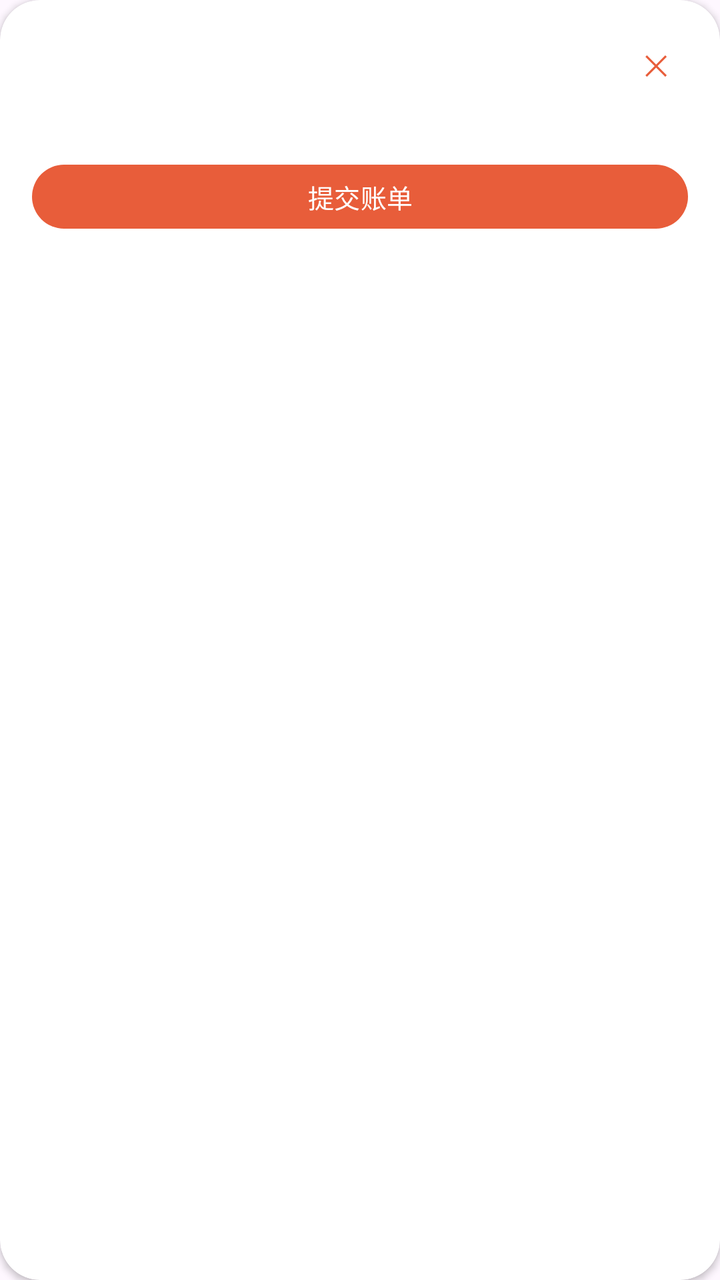
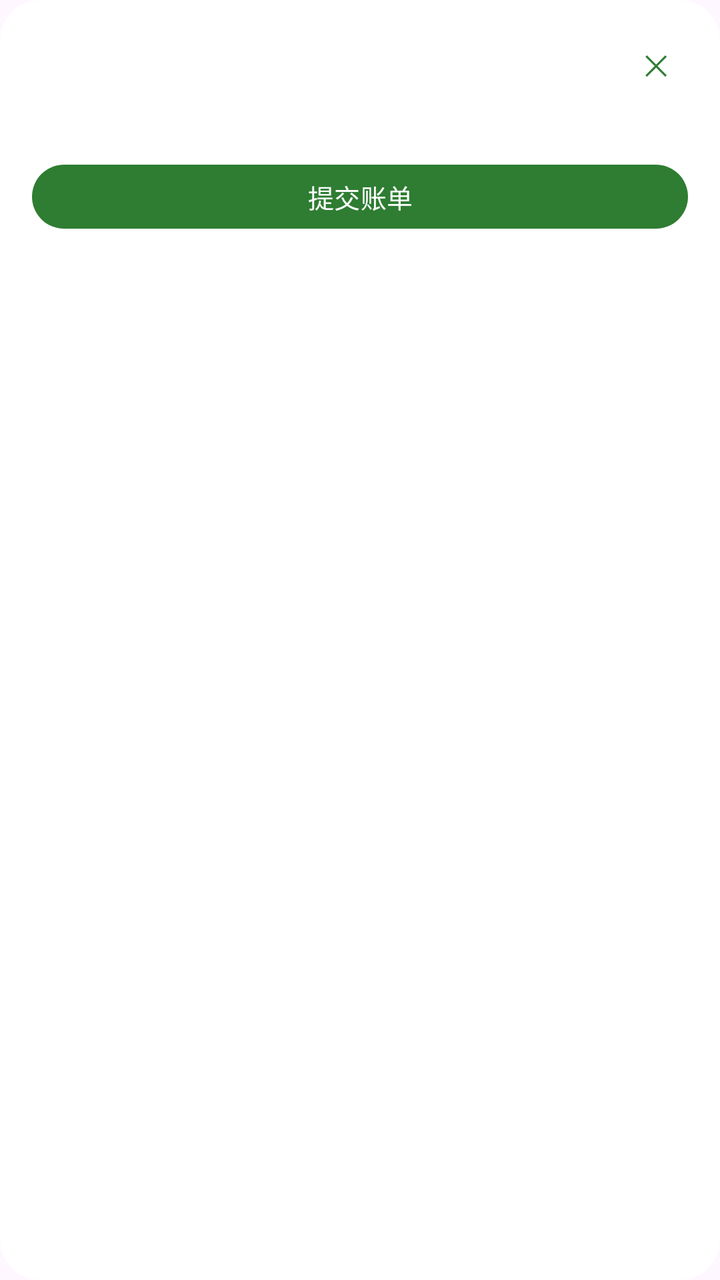

The first picture is an Android layout as it rendered before a commit; the second is the same layout after the commit. The layout source and the unified diff follow.
<!-- AndroidManifest.xml: application theme Theme.ClothingSI -->
<!-- res/layout/item_draft_bill.xml -->
<?xml version="1.0" encoding="utf-8"?>
<androidx.cardview.widget.CardView xmlns:android="http://schemas.android.com/apk/res/android"
    xmlns:app="http://schemas.android.com/apk/res-auto"
    android:layout_width="match_parent" android:layout_height="wrap_content"
    android:layout_marginBottom="12dp"
    app:cardCornerRadius="20dp" app:cardElevation="2dp">
    <LinearLayout android:layout_width="match_parent" android:layout_height="wrap_content"
        android:orientation="vertical" android:padding="16dp">
        <LinearLayout android:layout_width="match_parent" android:layout_height="wrap_content"
            android:orientation="horizontal" android:gravity="center_vertical">
            <TextView android:id="@+id/tv_draft_no" android:layout_width="0dp" android:layout_height="wrap_content"
                android:layout_weight="1" android:textSize="15dp" android:textStyle="bold" />
            <TextView android:id="@+id/btn_delete_draft" android:layout_width="32dp" android:layout_height="32dp"
                android:text="✕" android:textSize="14dp" android:textColor="#E85D3A"
                android:gravity="center" android:clickable="true" android:focusable="true" />
        </LinearLayout>
        <TextView android:id="@+id/tv_draft_info" android:layout_width="wrap_content" android:layout_height="wrap_content"
            android:textSize="12dp" android:textColor="#95A5A6" android:layout_marginTop="4dp" />
        <com.google.android.material.button.MaterialButton android:id="@+id/btn_submit_draft"
            android:layout_width="match_parent" android:layout_height="40dp" android:text="提交账单"
            android:textSize="13dp" app:cornerRadius="20dp" android:layout_marginTop="10dp" />
    </LinearLayout>
</androidx.cardview.widget.CardView>
<!-- resources referenced by this layout -->
<resources>
  <style name="Theme.ClothingSI" parent="Theme.Material3.Light.NoActionBar">
          <item name="colorPrimary">@color/primary</item>
          <item name="colorPrimaryDark">@color/primary_dark</item>
          <item name="colorAccent">@color/accent</item>
          <item name="android:statusBarColor">@color/primary_dark</item>
          <item name="android:navigationBarColor">@color/white</item>
      </style>
  <color name="primary">#E85D3A</color>
  <color name="primary_dark">#D35400</color>
  <color name="accent">#F4A460</color>
  <color name="white">#FFFFFF</color>
</resources>

<!-- the commit's change to res/layout/item_draft_bill.xml (unified diff, before → after) -->
@@ -3,7 +3,7 @@
     xmlns:app="http://schemas.android.com/apk/res-auto"
     android:layout_width="match_parent" android:layout_height="wrap_content"
     android:layout_marginBottom="12dp"
-    app:cardCornerRadius="20dp" app:cardElevation="2dp">
+    app:cardCornerRadius="20dp" app:cardElevation="0dp">
     <LinearLayout android:layout_width="match_parent" android:layout_height="wrap_content"
         android:orientation="vertical" android:padding="16dp">
         <LinearLayout android:layout_width="match_parent" android:layout_height="wrap_content"
@@ -11,7 +11,7 @@
             <TextView android:id="@+id/tv_draft_no" android:layout_width="0dp" android:layout_height="wrap_content"
                 android:layout_weight="1" android:textSize="15dp" android:textStyle="bold" />
             <TextView android:id="@+id/btn_delete_draft" android:layout_width="32dp" android:layout_height="32dp"
-                android:text="✕" android:textSize="14dp" android:textColor="#E85D3A"
+                android:text="✕" android:textSize="14dp" android:textColor="@color/primary"
                 android:gravity="center" android:clickable="true" android:focusable="true" />
         </LinearLayout>
         <TextView android:id="@+id/tv_draft_info" android:layout_width="wrap_content" android:layout_height="wrap_content"
<!-- resource entries referenced after the edit -->
@@ -4,12 +4,20 @@
           <item name="colorPrimary">@color/primary</item>
           <item name="colorPrimaryDark">@color/primary_dark</item>
           <item name="colorAccent">@color/accent</item>
-          <item name="android:statusBarColor">@color/primary_dark</item>
+          <item name="android:statusBarColor">@android:color/transparent</item>
           <item name="android:navigationBarColor">@color/white</item>
+          
+          <item name="android:windowLightStatusBar">true</item>
+          
+          <item name="android:fontFamily">sans-serif</item>
+          <item name="android:textViewStyle">@style/TextView.Base</item>
       </style>
-  <color name="primary">#E85D3A</color>
-  <color name="primary_dark">#D35400</color>
-  <color name="accent">#F4A460</color>
+  <color name="primary">#2E7D32</color>
+  <color name="primary_dark">#1B5E20</color>
+  <color name="accent">#66BB6A</color>
   <color name="white">#FFFFFF</color>
+  <style name="TextView.Base" parent="android:Widget.TextView">
+          <item name="android:fontFamily">sans-serif</item>
+      </style>
 </resources>
 
